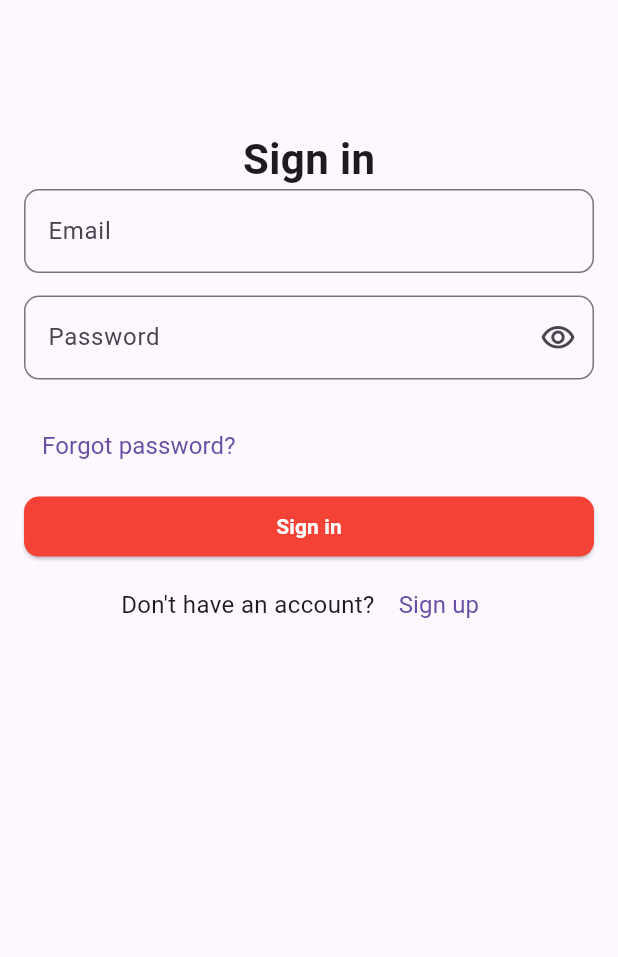
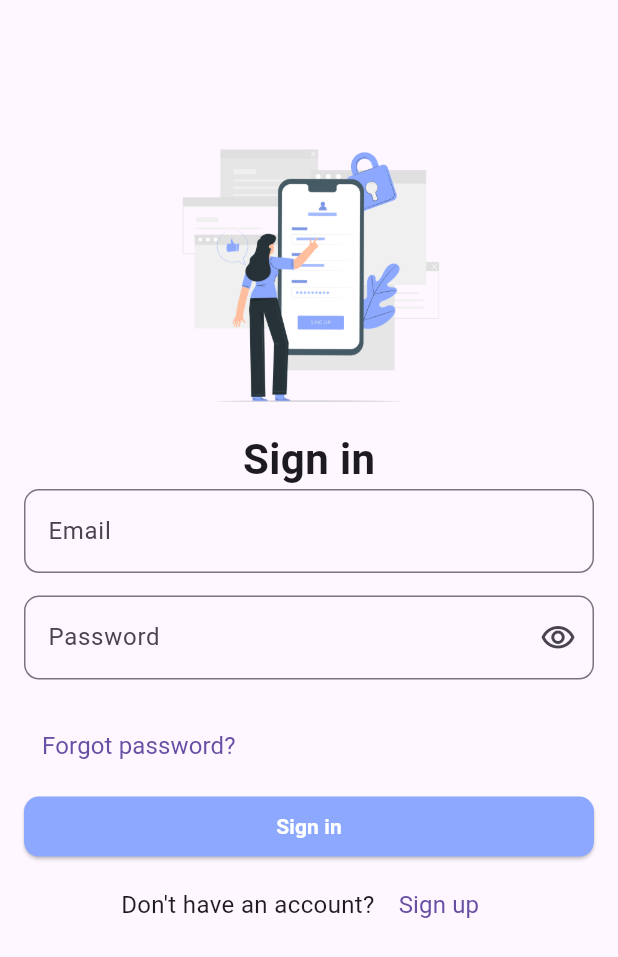
Before and after one commit to rimabenticha/noteary, a Flutter app: the screen it shows after launch, on a phone screen of 412 x 824 dp. Shown: the top 957 px of the screen. Run offline on Flutter 3.47's test engine with Material 3 defaults, Android fonts, the phone set to English and light mode, and no system bars; our stand-ins replace cloud_firestore, dartz, dio, equatable, firebase_auth, get_it and 1 more; accounts and stored records are empty.

Commit message:
added signin illustration and color palette

```diff
--- /dev/null
+++ b/lib/core/styles/colors.dart
@@ -0,0 +1,11 @@
+import 'package:flutter/material.dart';
+
+class MyColors {
+  static const blue = Color(0xff8CA9FF);
+  static const lightBlue = Color(0xffAAC4F5);
+  static const yellow = Color(0xffFFF2C6);
+  static const beige = Color(0xffFFF8DE);
+  static const black = Colors.black;
+  static const white = Colors.white;
+  static const grey = Colors.grey;
+}
--- /dev/null
+++ b/lib/core/utils/assets.dart
@@ -0,0 +1,4 @@
+class AssetsData {
+  static const signInIllustration =
+      'assets/illustrations/signin_illustration.png';
+}
--- a/lib/core/widgets/custom_elevated_button.dart
+++ b/lib/core/widgets/custom_elevated_button.dart
@@ -1,19 +1,18 @@
 import 'package:flutter/material.dart';
+import 'package:flutter_application_1/core/styles/colors.dart';
 import 'package:flutter_application_1/core/styles/sizes.dart';
 
 class CustomElevatedButton extends StatelessWidget {
   const CustomElevatedButton({
     super.key,
-    required this.backgroundColor,
-    required this.foregroundColor,
     required this.label,
     required this.onPressed,
     this.width,
     this.height,
   });
 
-  final Color backgroundColor;
-  final Color foregroundColor;
+  // final Color backgroundColor;
+  // final Color foregroundColor;
   final String label;
   final void Function()? onPressed;
   final double? width;
@@ -25,8 +24,8 @@ class CustomElevatedButton extends StatelessWidget {
       style: ElevatedButton.styleFrom(
         shape: RoundedRectangleBorder(borderRadius: kRadius10),
         minimumSize: Size(width ?? double.infinity, height ?? 40),
-        backgroundColor: backgroundColor,
-        foregroundColor: foregroundColor,
+        backgroundColor: MyColors.blue,
+        foregroundColor: MyColors.white,
       ),
       onPressed: onPressed,
       child: Text(label, style: const TextStyle(fontWeight: FontWeight.bold)),
--- a/lib/features/auth/presentation/views/widgets/sign_in_form.dart
+++ b/lib/features/auth/presentation/views/widgets/sign_in_form.dart
@@ -57,8 +57,6 @@ class _SignInFormState extends State<SignInForm> {
           const SizedBox(height: 6),
 
           CustomElevatedButton(
-            backgroundColor: Colors.red,
-            foregroundColor: Colors.white,
             label: 'Sign in',
             onPressed: () {
               final bool isValid = _formKey.currentState!.validate();
--- a/lib/features/auth/presentation/views/widgets/signin_screen_body.dart
+++ b/lib/features/auth/presentation/views/widgets/signin_screen_body.dart
@@ -1,5 +1,6 @@
 import 'package:flutter/material.dart';
 import 'package:flutter_application_1/core/styles/styles.dart';
+import 'package:flutter_application_1/core/utils/assets.dart';
 import 'package:flutter_application_1/features/auth/presentation/views/widgets/sign_in_form.dart';
 
 class SigninScreenBody extends StatelessWidget {
@@ -12,6 +13,11 @@ class SigninScreenBody extends StatelessWidget {
       child: Column(
         children: [
           SizedBox(height: MediaQuery.of(context).size.height * 0.085),
+
+          const Image(
+            image: AssetImage(AssetsData.signInIllustration),
+            width: 200,
+          ),
 
           Text(
             'Sign in',
--- a/pubspec.yaml
+++ b/pubspec.yaml
@@ -69,8 +69,10 @@ flutter:
   uses-material-design: true
 
   # To add assets to your application, add an assets section, like this:
-  # assets:
-  #   - images/a_dot_burr.jpeg
+  assets:
+    - assets/illustrations/
+    - assets/pictures/
+    - assets/icons/
   #   - images/a_dot_ham.jpeg
 
   # An image asset can refer to one or more resolution-specific "variants", see
```
Also changed, not shown: assets/illustrations/signin_illustration.png (added).
